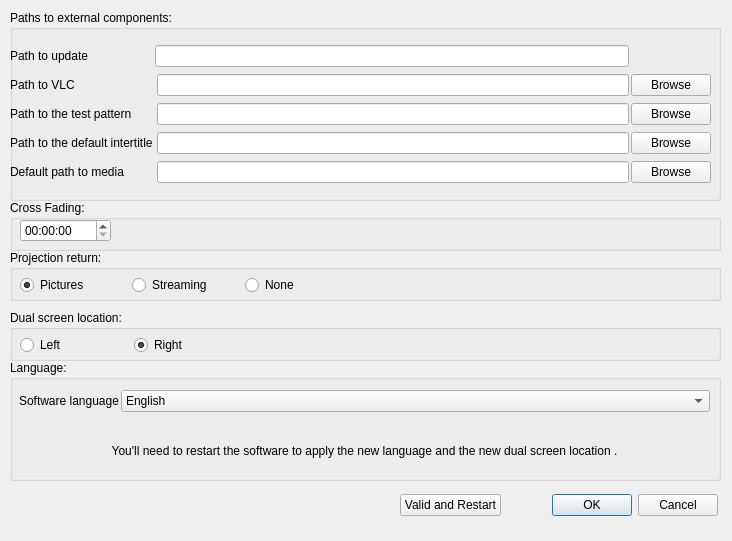
Before: the Qt Designer form src/settingswindow.ui in cinemaouvert/OPP, drawn with Qt 5.
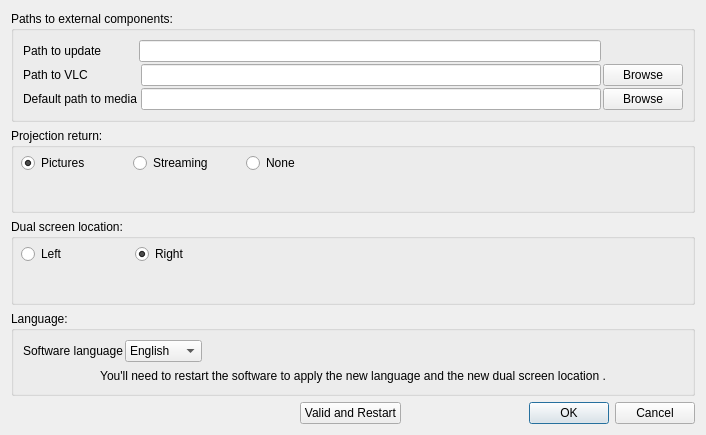
After: the same form once the commit is applied. Icons and pictures are not drawn.

Commit message: SettingsWindow interface Distance drag and drop in Bin

What changed in the file:
```diff
--- a/src/settingswindow.ui
+++ b/src/settingswindow.ui
@@ -6,8 +6,8 @@
    <rect>
     <x>0</x>
     <y>0</y>
-    <width>732</width>
-    <height>541</height>
+    <width>706</width>
+    <height>435</height>
    </rect>
   </property>
   <property name="windowTitle">
@@ -16,127 +16,56 @@
   <property name="locale">
    <locale language="English" country="UnitedStates"/>
   </property>
+  <layout class="QVBoxLayout" name="verticalLayout_2">
+   <item>
   <widget class="QGroupBox" name="groupBox">
-   <property name="geometry">
-    <rect>
-     <x>10</x>
-     <y>10</y>
-     <width>711</width>
-     <height>191</height>
-    </rect>
-   </property>
    <property name="title">
     <string>Paths to external components:</string>
    </property>
-   <widget class="QWidget" name="gridLayoutWidget">
-    <property name="geometry">
-     <rect>
-      <x>0</x>
-      <y>30</y>
-      <width>701</width>
-      <height>152</height>
-     </rect>
-    </property>
+     <layout class="QVBoxLayout" name="verticalLayout_3">
+      <item>
     <layout class="QGridLayout" name="gridLayout">
      <property name="spacing">
       <number>2</number>
      </property>
-     <item row="1" column="0">
-      <widget class="QLabel" name="label_VLCPath">
-       <property name="text">
-        <string>Path to VLC</string>
-       </property>
-      </widget>
-     </item>
-     <item row="2" column="3">
-      <widget class="QPushButton" name="pushButton_testPatternPath">
-       <property name="text">
-        <string>Browse</string>
-       </property>
-      </widget>
-     </item>
-     <item row="2" column="2">
-      <widget class="QLineEdit" name="lineEdit_testPatternPath">
-       <property name="text">
-        <string/>
-       </property>
+        <item row="0" column="1" colspan="2">
+         <widget class="QLineEdit" name="lineEdit_UpdatePath">
        <property name="alignment">
         <set>Qt::AlignRight|Qt::AlignTrailing|Qt::AlignVCenter</set>
        </property>
       </widget>
      </item>
-     <item row="3" column="0">
-      <widget class="QLabel" name="label_intertitlePath">
-       <property name="text">
-        <string>Path to the default intertitle</string>
-       </property>
-      </widget>
-     </item>
-     <item row="1" column="3">
-      <widget class="QPushButton" name="pushButton_VLCPath">
-       <property name="text">
-        <string>Browse</string>
-       </property>
-      </widget>
-     </item>
      <item row="2" column="0">
-      <widget class="QLabel" name="label_testPatternPath">
-       <property name="text">
-        <string>Path to the test pattern</string>
-       </property>
-      </widget>
-     </item>
-     <item row="3" column="2">
-      <widget class="QLineEdit" name="lineEdit_intertitlePath">
-       <property name="text">
-        <string/>
-       </property>
-       <property name="alignment">
-        <set>Qt::AlignRight|Qt::AlignTrailing|Qt::AlignVCenter</set>
-       </property>
-      </widget>
-     </item>
-     <item row="1" column="2">
-      <widget class="QLineEdit" name="lineEdit_VLCPath">
-       <property name="text">
-        <string/>
-       </property>
-       <property name="alignment">
-        <set>Qt::AlignRight|Qt::AlignTrailing|Qt::AlignVCenter</set>
-       </property>
-      </widget>
-     </item>
-     <item row="3" column="3">
-      <widget class="QPushButton" name="pushButton_intertitlePath">
-       <property name="text">
-        <string>Browse</string>
-       </property>
-      </widget>
-     </item>
-     <item row="4" column="2">
-      <widget class="QLineEdit" name="lineEdit_moviesPath">
-       <property name="text">
-        <string/>
-       </property>
-       <property name="alignment">
-        <set>Qt::AlignRight|Qt::AlignTrailing|Qt::AlignVCenter</set>
-       </property>
-      </widget>
-     </item>
-     <item row="4" column="0">
       <widget class="QLabel" name="label_moviesPath">
        <property name="text">
         <string>Default path to media</string>
        </property>
       </widget>
      </item>
-     <item row="4" column="3">
+        <item row="1" column="2">
+         <widget class="QLineEdit" name="lineEdit_VLCPath">
+          <property name="text">
+           <string/>
+          </property>
+          <property name="alignment">
+           <set>Qt::AlignRight|Qt::AlignTrailing|Qt::AlignVCenter</set>
+          </property>
+         </widget>
+        </item>
+        <item row="2" column="3">
       <widget class="QPushButton" name="pushButton_moviesPath">
        <property name="text">
         <string>Browse</string>
        </property>
       </widget>
      </item>
+        <item row="1" column="0">
+         <widget class="QLabel" name="label_VLCPath">
+          <property name="text">
+           <string>Path to VLC</string>
+          </property>
+         </widget>
+        </item>
      <item row="0" column="0">
       <widget class="QLabel" name="label_UpdatePath">
        <property name="text">
@@ -144,56 +73,142 @@
        </property>
       </widget>
      </item>
-     <item row="0" column="1" colspan="2">
-      <widget class="QLineEdit" name="lineEdit_UpdatePath"/>
-     </item>
-    </layout>
-   </widget>
-  </widget>
+        <item row="1" column="3">
+         <widget class="QPushButton" name="pushButton_VLCPath">
+          <property name="text">
+           <string>Browse</string>
+          </property>
+         </widget>
+        </item>
+        <item row="2" column="2">
+         <widget class="QLineEdit" name="lineEdit_moviesPath">
+          <property name="text">
+           <string/>
+          </property>
+          <property name="alignment">
+           <set>Qt::AlignRight|Qt::AlignTrailing|Qt::AlignVCenter</set>
+          </property>
+         </widget>
+        </item>
+       </layout>
+      </item>
+     </layout>
+    </widget>
+   </item>
+   <item>
+    <widget class="QGroupBox" name="groupBox_4">
+     <property name="title">
+      <string>Projection return:</string>
+     </property>
+     <widget class="QWidget" name="horizontalLayoutWidget_2">
+      <property name="geometry">
+       <rect>
+        <x>10</x>
+        <y>20</y>
+        <width>331</width>
+        <height>31</height>
+       </rect>
+      </property>
+      <layout class="QHBoxLayout" name="horizontalLayout_2">
+       <item>
+        <widget class="QRadioButton" name="radioButton_Pictures">
+         <property name="text">
+          <string>Pictures</string>
+         </property>
+         <property name="checked">
+          <bool>true</bool>
+         </property>
+        </widget>
+       </item>
+       <item>
+        <widget class="QRadioButton" name="radioButton_Streaming">
+         <property name="text">
+          <string>Streaming</string>
+         </property>
+         <property name="checked">
+          <bool>false</bool>
+         </property>
+        </widget>
+       </item>
+       <item>
+        <widget class="QRadioButton" name="radioButton_None">
+         <property name="text">
+          <string>None</string>
+         </property>
+         <property name="checked">
+          <bool>false</bool>
+         </property>
+        </widget>
+       </item>
+      </layout>
+     </widget>
+    </widget>
+   </item>
+   <item>
+    <widget class="QGroupBox" name="groupBox_3">
+     <property name="title">
+      <string>Dual screen location:</string>
+     </property>
+     <widget class="QWidget" name="horizontalLayoutWidget">
+      <property name="geometry">
+       <rect>
+        <x>10</x>
+        <y>20</y>
+        <width>221</width>
+        <height>31</height>
+       </rect>
+      </property>
+      <layout class="QHBoxLayout" name="horizontalLayout">
+       <item>
+        <widget class="QRadioButton" name="radioButton_locateLeft">
+         <property name="text">
+          <string>Left</string>
+         </property>
+         <property name="icon">
+          <iconset resource="../images.qrc">
+           <normaloff>:/icons/resources/icons/icon_dualscreen_gauche.png</normaloff>:/icons/resources/icons/icon_dualscreen_gauche.png</iconset>
+         </property>
+        </widget>
+       </item>
+       <item>
+        <widget class="QRadioButton" name="radioButton_locateRight">
+         <property name="text">
+          <string>Right</string>
+         </property>
+         <property name="icon">
+          <iconset resource="../images.qrc">
+           <normaloff>:/icons/resources/icons/icon_dualscreen_droite.png</normaloff>:/icons/resources/icons/icon_dualscreen_droite.png</iconset>
+         </property>
+         <property name="checked">
+          <bool>true</bool>
+         </property>
+        </widget>
+       </item>
+      </layout>
+     </widget>
+    </widget>
+   </item>
+   <item>
   <widget class="QGroupBox" name="groupBox_2">
-   <property name="geometry">
-    <rect>
-     <x>10</x>
-     <y>360</y>
-     <width>711</width>
-     <height>121</height>
-    </rect>
-   </property>
    <property name="title">
     <string>Language:</string>
    </property>
-   <widget class="QWidget" name="verticalLayoutWidget">
-    <property name="geometry">
-     <rect>
-      <x>9</x>
-      <y>30</y>
-      <width>691</width>
-      <height>80</height>
-     </rect>
-    </property>
+     <layout class="QVBoxLayout" name="verticalLayout_4">
+      <item>
     <layout class="QVBoxLayout" name="verticalLayout">
      <property name="spacing">
       <number>2</number>
      </property>
      <item>
-      <layout class="QFormLayout" name="formLayout">
-       <property name="fieldGrowthPolicy">
-        <enum>QFormLayout::AllNonFixedFieldsGrow</enum>
-       </property>
-       <property name="horizontalSpacing">
-        <number>2</number>
-       </property>
-       <property name="verticalSpacing">
-        <number>2</number>
-       </property>
-       <item row="0" column="0">
+         <layout class="QHBoxLayout" name="horizontalLayout_5">
+          <item>
         <widget class="QLabel" name="label_language">
          <property name="text">
           <string>Software language</string>
          </property>
         </widget>
        </item>
-       <item row="0" column="1">
+          <item>
         <widget class="QComboBox" name="comboBox_language">
          <item>
           <property name="text">
@@ -215,6 +230,24 @@
          </item>
         </widget>
        </item>
+          <item>
+           <spacer name="horizontalSpacer_2">
+            <property name="orientation">
+             <enum>Qt::Horizontal</enum>
+            </property>
+            <property name="sizeHint" stdset="0">
+             <size>
+              <width>40</width>
+              <height>20</height>
+             </size>
+            </property>
+           </spacer>
+          </item>
+         </layout>
+        </item>
+        <item>
+         <layout class="QHBoxLayout" name="horizontalLayout_3"/>
+        </item>
       </layout>
      </item>
      <item>
@@ -227,127 +260,24 @@
        </property>
       </widget>
      </item>
-     <item>
-      <layout class="QHBoxLayout" name="horizontalLayout_3"/>
-     </item>
-    </layout>
-   </widget>
-  </widget>
-  <widget class="QGroupBox" name="groupBox_3">
-   <property name="geometry">
-    <rect>
-     <x>10</x>
-     <y>310</y>
-     <width>711</width>
-     <height>51</height>
-    </rect>
-   </property>
-   <property name="title">
-    <string>Dual screen location:</string>
-   </property>
-   <widget class="QWidget" name="horizontalLayoutWidget">
-    <property name="geometry">
-     <rect>
-      <x>10</x>
-      <y>20</y>
-      <width>221</width>
-      <height>31</height>
-     </rect>
-    </property>
-    <layout class="QHBoxLayout" name="horizontalLayout">
-     <item>
-      <widget class="QRadioButton" name="radioButton_locateLeft">
-       <property name="text">
-        <string>Left</string>
-       </property>
-       <property name="icon">
-        <iconset resource="../images.qrc">
-         <normaloff>:/icons/resources/icons/icon_dualscreen_gauche.png</normaloff>:/icons/resources/icons/icon_dualscreen_gauche.png</iconset>
-       </property>
-      </widget>
+     </layout>
+    </widget>
      </item>
      <item>
-      <widget class="QRadioButton" name="radioButton_locateRight">
-       <property name="text">
-        <string>Right</string>
-       </property>
-       <property name="icon">
-        <iconset resource="../images.qrc">
-         <normaloff>:/icons/resources/icons/icon_dualscreen_droite.png</normaloff>:/icons/resources/icons/icon_dualscreen_droite.png</iconset>
-       </property>
-       <property name="checked">
-        <bool>true</bool>
-       </property>
-      </widget>
-     </item>
-    </layout>
-   </widget>
-  </widget>
-  <widget class="QGroupBox" name="groupBox_4">
-   <property name="geometry">
-    <rect>
-     <x>10</x>
-     <y>250</y>
-     <width>711</width>
-     <height>51</height>
-    </rect>
-   </property>
-   <property name="title">
-    <string>Projection return:</string>
-   </property>
-   <widget class="QWidget" name="horizontalLayoutWidget_2">
-    <property name="geometry">
-     <rect>
-      <x>10</x>
-      <y>20</y>
-      <width>331</width>
-      <height>31</height>
-     </rect>
-    </property>
-    <layout class="QHBoxLayout" name="horizontalLayout_2">
-     <item>
-      <widget class="QRadioButton" name="radioButton_Pictures">
-       <property name="text">
-        <string>Pictures</string>
-       </property>
-       <property name="checked">
-        <bool>true</bool>
-       </property>
-      </widget>
-     </item>
-     <item>
-      <widget class="QRadioButton" name="radioButton_Streaming">
-       <property name="text">
-        <string>Streaming</string>
-       </property>
-       <property name="checked">
-        <bool>false</bool>
-       </property>
-      </widget>
-     </item>
-     <item>
-      <widget class="QRadioButton" name="radioButton_None">
-       <property name="text">
-        <string>None</string>
-       </property>
-       <property name="checked">
-        <bool>false</bool>
-       </property>
-      </widget>
-     </item>
-    </layout>
-   </widget>
-  </widget>
-  <widget class="QWidget" name="horizontalLayoutWidget_4">
-   <property name="geometry">
-    <rect>
-     <x>400</x>
-     <y>480</y>
-     <width>318</width>
-     <height>51</height>
-    </rect>
-   </property>
    <layout class="QHBoxLayout" name="horizontalLayout_4">
+     <item>
+      <spacer name="horizontalSpacer">
+       <property name="orientation">
+        <enum>Qt::Horizontal</enum>
+       </property>
+       <property name="sizeHint" stdset="0">
+        <size>
+         <width>40</width>
+         <height>20</height>
+        </size>
+       </property>
+      </spacer>
+     </item>
     <item>
      <widget class="QPushButton" name="restart">
       <property name="text">
@@ -363,35 +293,8 @@
      </widget>
     </item>
    </layout>
-  </widget>
-  <widget class="QGroupBox" name="groupBox_5">
-   <property name="geometry">
-    <rect>
-     <x>10</x>
-     <y>200</y>
-     <width>711</width>
-     <height>51</height>
-    </rect>
-   </property>
-   <property name="title">
-    <string>Cross Fading:</string>
-   </property>
-   <widget class="QWidget" name="horizontalLayoutWidget_3">
-    <property name="geometry">
-     <rect>
-      <x>10</x>
-      <y>10</y>
-      <width>91</width>
-      <height>41</height>
-     </rect>
-    </property>
-    <layout class="QHBoxLayout" name="horizontalLayout_5">
-     <item>
-      <widget class="QTimeEdit" name="timeEdit_CrossFading"/>
-     </item>
-    </layout>
-   </widget>
-  </widget>
+   </item>
+  </layout>
  </widget>
  <resources>
   <include location="../images.qrc"/>
```
Lines whose indentation alone changed are shown as unchanged. The commit also changes 4 other files.
